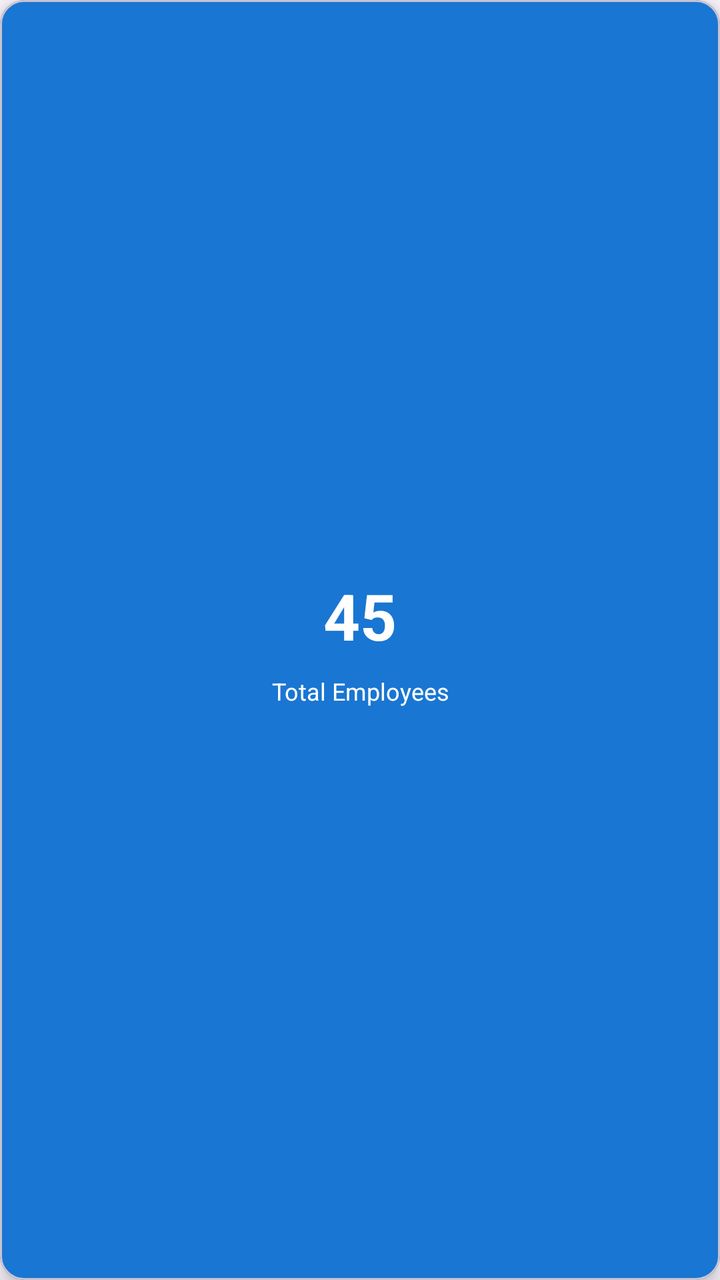
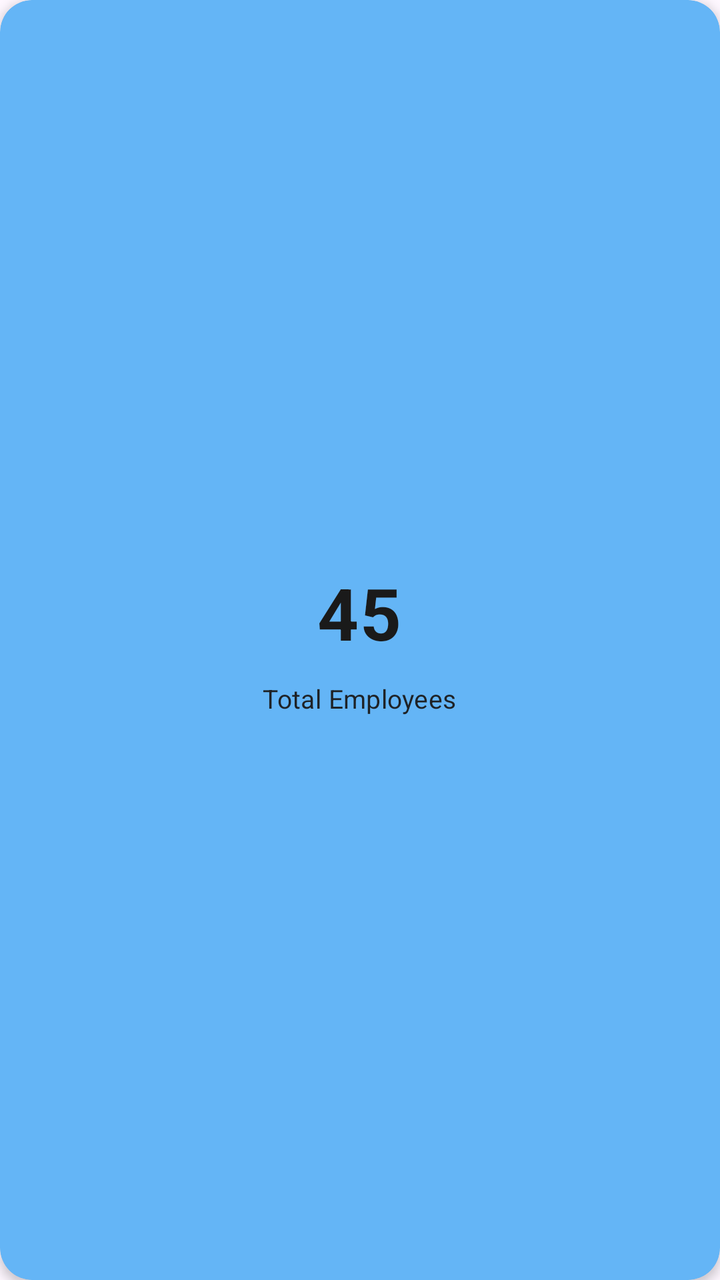

Screens rendered from an Android XML layout before and after an edit, with the pre-edit source and the edit as a unified diff.
<!-- AndroidManifest.xml: application theme Theme.H_CAS -->
<!-- res/layout/item_stat_card.xml -->
<?xml version="1.0" encoding="utf-8"?>
<com.google.android.material.card.MaterialCardView xmlns:android="http://schemas.android.com/apk/res/android"
    xmlns:app="http://schemas.android.com/apk/res-auto"
    android:id="@+id/statCardView"
    android:layout_width="match_parent"
    android:layout_height="120dp"
    android:layout_margin="4dp"
    app:cardCornerRadius="12dp"
    app:cardElevation="6dp"
    app:cardBackgroundColor="@color/primary_blue">

    <LinearLayout
        android:layout_width="match_parent"
        android:layout_height="match_parent"
        android:orientation="vertical"
        android:gravity="center"
        android:padding="16dp">

        <TextView
            android:id="@+id/statValueText"
            android:layout_width="wrap_content"
            android:layout_height="wrap_content"
            android:text="45"
            android:textSize="32sp"
            android:textStyle="bold"
            android:textColor="@color/white" />

        <TextView
            android:id="@+id/statLabelText"
            android:layout_width="wrap_content"
            android:layout_height="wrap_content"
            android:layout_marginTop="8dp"
            android:text="Total Employees"
            android:textSize="12sp"
            android:textColor="@color/white"
            android:gravity="center"
            android:maxLines="2" />

    </LinearLayout>

</com.google.android.material.card.MaterialCardView>
<!-- resources referenced by this layout -->
<resources>
  <color name="primary_blue">#1976D2</color>
  <color name="white">#FFFFFFFF</color>
  <style name="Theme.H_CAS" parent="Base.Theme.H_CAS" />
  <style name="Base.Theme.H_CAS" parent="Theme.Material3.DayNight.NoActionBar">
          
          
      </style>
</resources>

<!-- the commit's change to res/layout/item_stat_card.xml (unified diff, before → after) -->
@@ -3,38 +3,42 @@
     xmlns:app="http://schemas.android.com/apk/res-auto"
     android:id="@+id/statCardView"
     android:layout_width="match_parent"
-    android:layout_height="120dp"
-    android:layout_margin="4dp"
-    app:cardCornerRadius="12dp"
-    app:cardElevation="6dp"
-    app:cardBackgroundColor="@color/primary_blue">
+    android:layout_height="140dp"
+    android:layout_margin="6dp"
+    app:cardCornerRadius="16dp"
+    app:cardElevation="3dp"
+    app:strokeWidth="0dp"
+    app:cardBackgroundColor="@color/doctor_navy">
 
     <LinearLayout
         android:layout_width="match_parent"
         android:layout_height="match_parent"
         android:orientation="vertical"
         android:gravity="center"
-        android:padding="16dp">
+        android:padding="20dp">
 
         <TextView
             android:id="@+id/statValueText"
             android:layout_width="wrap_content"
             android:layout_height="wrap_content"
             android:text="45"
-            android:textSize="32sp"
+            android:textSize="36sp"
             android:textStyle="bold"
-            android:textColor="@color/white" />
+            android:textColor="#1A1A1A"
+            android:letterSpacing="0.02" />
 
         <TextView
             android:id="@+id/statLabelText"
             android:layout_width="wrap_content"
             android:layout_height="wrap_content"
-            android:layout_marginTop="8dp"
+            android:layout_marginTop="10dp"
             android:text="Total Employees"
-            android:textSize="12sp"
-            android:textColor="@color/white"
+            android:textSize="13sp"
+            android:textColor="#1A1A1A"
             android:gravity="center"
-            android:maxLines="2" />
+            android:maxLines="2"
+            android:alpha="0.95"
+            android:letterSpacing="0.01" />
 
     </LinearLayout>
 
<!-- resource entries referenced after the edit -->
@@ -1,7 +1,6 @@
 <!-- resources referenced by this layout -->
 <resources>
-  <color name="primary_blue">#1976D2</color>
-  <color name="white">#FFFFFFFF</color>
+  <color name="doctor_navy">#64B5F6</color>
   <style name="Theme.H_CAS" parent="Base.Theme.H_CAS" />
   <style name="Base.Theme.H_CAS" parent="Theme.Material3.DayNight.NoActionBar">
           
